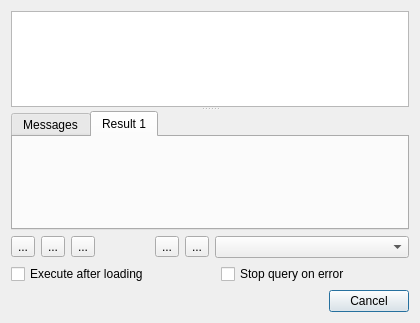
Before: the Qt Designer form mapper_app/ui/querydialog.ui in allenck/mapper, drawn with Qt 5.
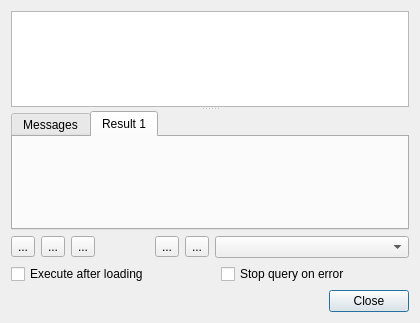
After: the same form once the commit is applied. Icons and pictures are not drawn.

Patch:
```diff
--- a/mapper_app/ui/querydialog.ui
+++ b/mapper_app/ui/querydialog.ui
@@ -129,7 +129,7 @@
       <enum>Qt::Horizontal</enum>
      </property>
      <property name="standardButtons">
-      <set>QDialogButtonBox::Cancel</set>
+      <set>QDialogButtonBox::Close</set>
      </property>
     </widget>
    </item>
```
